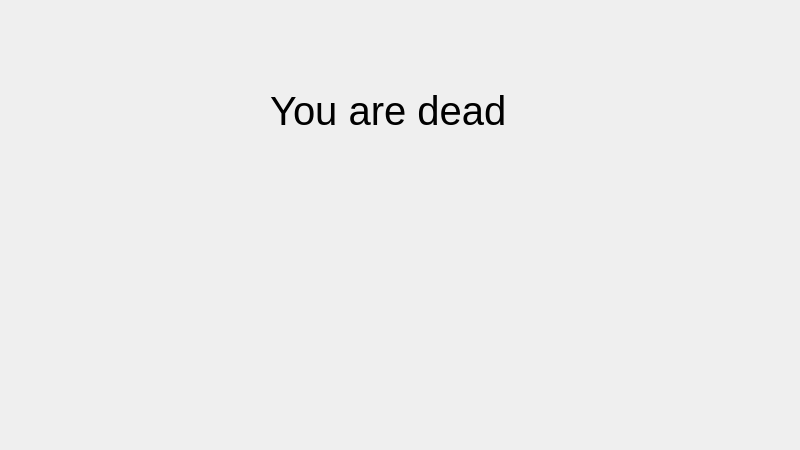
This is data/screens/deathscreen.ui in AsuraDiso/Dice-or-Die as Qt 5 draws it before an edit. The edited form follows.
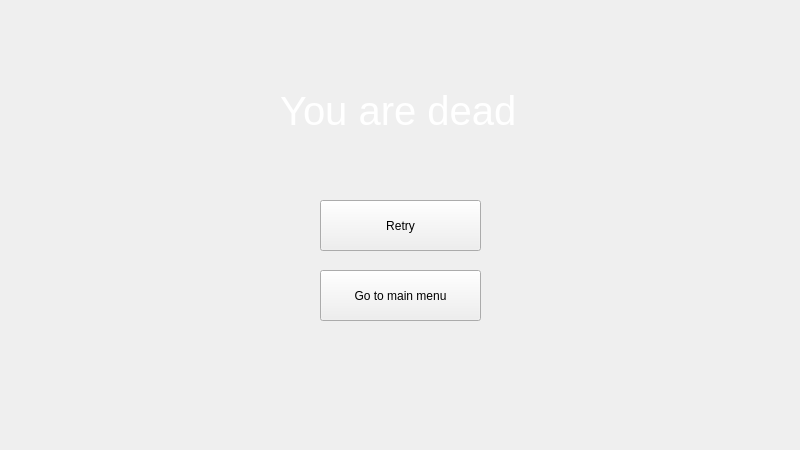
This is the edited form. Custom widgets are drawn as their Qt base class.

Diff of the .ui file:
```diff
--- a/data/screens/deathscreen.ui
+++ b/data/screens/deathscreen.ui
@@ -16,7 +16,7 @@
   <widget class="TextImage" name="label">
    <property name="geometry">
     <rect>
-     <x>270</x>
+     <x>280</x>
      <y>80</y>
      <width>251</width>
      <height>61</height>
@@ -28,12 +28,38 @@
     </font>
    </property>
    <property name="styleSheet">
-    <string notr="true"/>
+    <string notr="true">color: white;</string>
    </property>
    <property name="text">
     <string>You are dead</string>
    </property>
   </widget>
+  <widget class="Button" name="mainmenubtn">
+   <property name="geometry">
+    <rect>
+     <x>320</x>
+     <y>270</y>
+     <width>161</width>
+     <height>51</height>
+    </rect>
+   </property>
+   <property name="text">
+    <string>Go to main menu</string>
+   </property>
+  </widget>
+  <widget class="Button" name="retrybtn">
+   <property name="geometry">
+    <rect>
+     <x>320</x>
+     <y>200</y>
+     <width>161</width>
+     <height>51</height>
+    </rect>
+   </property>
+   <property name="text">
+    <string>Retry</string>
+   </property>
+  </widget>
  </widget>
  <customwidgets>
   <customwidget>
@@ -41,6 +67,11 @@
    <extends>QLabel</extends>
    <header>data/widgets/textimage.h</header>
   </customwidget>
+  <customwidget>
+   <class>Button</class>
+   <extends>QPushButton</extends>
+   <header>data/widgets/button.h</header>
+  </customwidget>
  </customwidgets>
  <resources/>
  <connections/>
```
